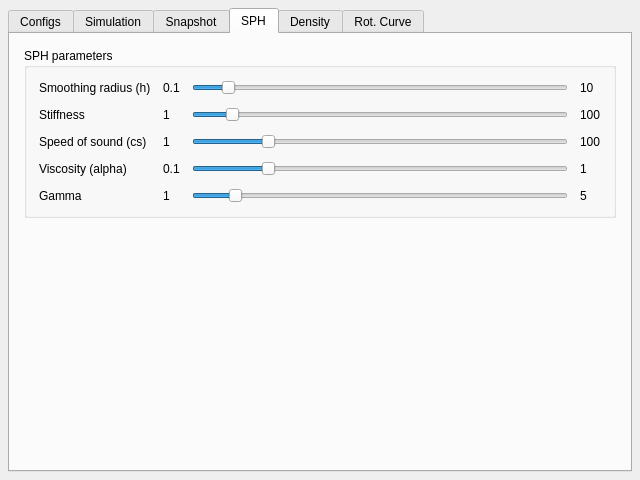
Qt form gui/designs/design.ui (FRIMIDOVO/Your-Universe) before a commit.
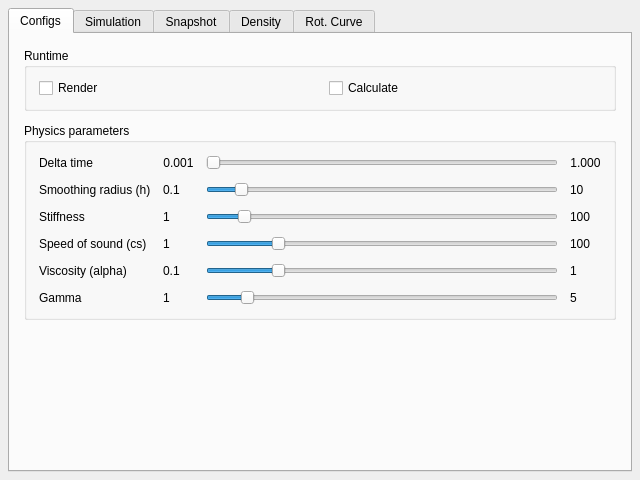
The same form after that commit. The open tabs and pages were chosen to show the change. Icons and pictures are not drawn.

Commit message: SpatialGrid on GPU (for SPH), some optimisation.

```diff
--- a/gui/designs/design.ui
+++ b/gui/designs/design.ui
@@ -130,6 +130,26 @@
            <property name="spacing">
             <number>12</number>
            </property>
+           <item row="5" column="0">
+            <widget class="QLabel" name="label_sph_gamma">
+             <property name="toolTip">
+              <string>Adiabatic index. It determines how sharply pressure rises when a medium is compressed.</string>
+             </property>
+             <property name="text">
+              <string>Gamma</string>
+             </property>
+            </widget>
+           </item>
+           <item row="2" column="0">
+            <widget class="QLabel" name="label_sph_stiffness">
+             <property name="toolTip">
+              <string>Determines the repulsive force between particles when the density deviates from its equilibrium state</string>
+             </property>
+             <property name="text">
+              <string>Stiffness</string>
+             </property>
+            </widget>
+           </item>
            <item row="0" column="0">
             <widget class="QLabel" name="label">
              <property name="toolTip">
@@ -143,16 +163,6 @@
              </property>
             </widget>
            </item>
-           <item row="0" column="1">
-            <widget class="QLabel" name="label_8">
-             <property name="text">
-              <string>0.001</string>
-             </property>
-             <property name="alignment">
-              <set>Qt::AlignCenter</set>
-             </property>
-            </widget>
-           </item>
            <item row="0" column="2">
             <widget class="QSlider" name="horizontalSlider_dt">
              <property name="minimum">
@@ -169,6 +179,48 @@
              </property>
             </widget>
            </item>
+           <item row="0" column="1">
+            <widget class="QLabel" name="label_8">
+             <property name="text">
+              <string>0.001</string>
+             </property>
+             <property name="alignment">
+              <set>Qt::AlignCenter</set>
+             </property>
+            </widget>
+           </item>
+           <item row="5" column="2">
+            <widget class="QSlider" name="horizontalSlider_gamma">
+             <property name="minimum">
+              <number>100</number>
+             </property>
+             <property name="maximum">
+              <number>500</number>
+             </property>
+             <property name="value">
+              <number>140</number>
+             </property>
+             <property name="orientation">
+              <enum>Qt::Horizontal</enum>
+             </property>
+            </widget>
+           </item>
+           <item row="1" column="2">
+            <widget class="QSlider" name="horizontalSlider_h">
+             <property name="minimum">
+              <number>1</number>
+             </property>
+             <property name="maximum">
+              <number>50</number>
+             </property>
+             <property name="value">
+              <number>5</number>
+             </property>
+             <property name="orientation">
+              <enum>Qt::Horizontal</enum>
+             </property>
+            </widget>
+           </item>
            <item row="0" column="3">
             <widget class="QLabel" name="label_9">
              <property name="text">
@@ -179,100 +231,151 @@
              </property>
             </widget>
            </item>
-           <item row="1" column="0">
-            <widget class="QLabel" name="label_2">
-             <property name="toolTip">
-              <string>Momentum conservation coefficient during collisions.
-0.00 — enable SPH (Smoothed Particle Hydrodynamics)</string>
-             </property>
+           <item row="2" column="1">
+            <widget class="QLabel" name="label_18">
              <property name="text">
-              <string>Elasticity</string>
+              <string>1</string>
              </property>
             </widget>
            </item>
            <item row="1" column="1">
-            <widget class="QLabel" name="label_6">
+            <widget class="QLabel" name="label_13">
              <property name="text">
-              <string>0.00</string>
-             </property>
-             <property name="alignment">
-              <set>Qt::AlignCenter</set>
+              <string>0.1</string>
              </property>
             </widget>
            </item>
-           <item row="1" column="2">
-            <widget class="QSlider" name="horizontalSlider_elasticity">
+           <item row="4" column="2">
+            <widget class="QSlider" name="horizontalSlider_alpha">
              <property name="minimum">
-              <number>0</number>
+              <number>1</number>
              </property>
              <property name="maximum">
               <number>100</number>
              </property>
-             <property name="pageStep">
-              <number>10</number>
-             </property>
              <property name="value">
-              <number>50</number>
+              <number>20</number>
              </property>
              <property name="orientation">
               <enum>Qt::Horizontal</enum>
              </property>
-             <property name="tickPosition">
-              <enum>QSlider::TicksAbove</enum>
+            </widget>
+           </item>
+           <item row="3" column="3">
+            <widget class="QLabel" name="label_23">
+             <property name="text">
+              <string>100</string>
+             </property>
+            </widget>
+           </item>
+           <item row="1" column="0">
+            <widget class="QLabel" name="label_sph_h">
+             <property name="toolTip">
+              <string>Neighbor search radius for pressure calculations</string>
+             </property>
+             <property name="text">
+              <string>Smoothing radius (h)</string>
+             </property>
+            </widget>
+           </item>
+           <item row="4" column="1">
+            <widget class="QLabel" name="label_24">
+             <property name="text">
+              <string>0.1</string>
+             </property>
+            </widget>
+           </item>
+           <item row="5" column="3">
+            <widget class="QLabel" name="label_27">
+             <property name="text">
+              <string>5</string>
+             </property>
+            </widget>
+           </item>
+           <item row="4" column="3">
+            <widget class="QLabel" name="label_25">
+             <property name="text">
+              <string>1</string>
+             </property>
+            </widget>
+           </item>
+           <item row="4" column="0">
+            <widget class="QLabel" name="label_sph_alpha">
+             <property name="toolTip">
+              <string>Coefficient of artificial viscosity, which influences the dissipation of matter.</string>
+             </property>
+             <property name="text">
+              <string>Viscosity (alpha)</string>
              </property>
             </widget>
            </item>
            <item row="1" column="3">
-            <widget class="QLabel" name="label_7">
+            <widget class="QLabel" name="label_15">
              <property name="text">
-              <string>1.00</string>
+              <string>10</string>
              </property>
-             <property name="alignment">
-              <set>Qt::AlignCenter</set>
-             </property>
             </widget>
            </item>
-           <item row="2" column="0">
-            <widget class="QLabel" name="label_3">
-             <property name="toolTip">
-              <string>Simplification factor for Barnes-Hut gravity calculation.
-0 — enables calculation on the graphics card (GPU)</string>
+           <item row="3" column="2">
+            <widget class="QSlider" name="horizontalSlider_cs">
+             <property name="minimum">
+              <number>1</number>
              </property>
-             <property name="text">
-              <string>Theta</string>
-             </property>
-            </widget>
-           </item>
-           <item row="2" column="1">
-            <widget class="QLabel" name="label_4">
-             <property name="text">
-              <string>0</string>
-             </property>
-             <property name="alignment">
-              <set>Qt::AlignCenter</set>
-             </property>
-            </widget>
-           </item>
-           <item row="2" column="2">
-            <widget class="QSlider" name="horizontalSlider_theta">
              <property name="maximum">
-              <number>10</number>
+              <number>100</number>
+             </property>
+             <property name="value">
+              <number>20</number>
              </property>
              <property name="orientation">
               <enum>Qt::Horizontal</enum>
              </property>
-             <property name="tickPosition">
-              <enum>QSlider::TicksAbove</enum>
+            </widget>
+           </item>
+           <item row="3" column="0">
+            <widget class="QLabel" name="label_sph_cs">
+             <property name="toolTip">
+              <string>Determines the speed of the medium's response to compression</string>
+             </property>
+             <property name="text">
+              <string>Speed of sound (cs)</string>
+             </property>
+            </widget>
+           </item>
+           <item row="3" column="1">
+            <widget class="QLabel" name="label_22">
+             <property name="text">
+              <string>1</string>
              </property>
             </widget>
            </item>
            <item row="2" column="3">
-            <widget class="QLabel" name="label_5">
+            <widget class="QLabel" name="label_21">
+             <property name="text">
+              <string>100</string>
+             </property>
+            </widget>
+           </item>
+           <item row="5" column="1">
+            <widget class="QLabel" name="label_26">
              <property name="text">
               <string>1</string>
              </property>
-             <property name="alignment">
-              <set>Qt::AlignCenter</set>
+            </widget>
+           </item>
+           <item row="2" column="2">
+            <widget class="QSlider" name="horizontalSlider_stiffness">
+             <property name="minimum">
+              <number>1</number>
+             </property>
+             <property name="maximum">
+              <number>100</number>
+             </property>
+             <property name="value">
+              <number>10</number>
+             </property>
+             <property name="orientation">
+              <enum>Qt::Horizontal</enum>
              </property>
             </widget>
            </item>
@@ -322,7 +425,7 @@
           <property name="title">
            <string>Particle settings</string>
           </property>
-          <layout class="QGridLayout" name="particleSettingsLayout" columnstretch="0,0,0,0">
+          <layout class="QGridLayout" name="particleSettingsLayout" columnstretch="0,0,0,0,0">
            <property name="leftMargin">
             <number>12</number>
            </property>
@@ -338,28 +441,14 @@
            <property name="spacing">
             <number>12</number>
            </property>
-           <item row="0" column="1">
-            <widget class="QLabel" name="label_19">
-             <property name="text">
-              <string>Baryons</string>
-             </property>
-            </widget>
-           </item>
-           <item row="0" column="2">
-            <widget class="QLabel" name="label_20">
-             <property name="text">
-              <string>Dark matter</string>
-             </property>
-            </widget>
-           </item>
-           <item row="1" column="0">
+           <item row="1" column="1">
             <widget class="QLabel" name="label_10">
              <property name="text">
               <string>Count</string>
              </property>
             </widget>
            </item>
-           <item row="1" column="1">
+           <item row="1" column="2">
             <widget class="QSpinBox" name="spinBox_b_count">
              <property name="maximum">
               <number>1000000</number>
@@ -372,43 +461,27 @@
              </property>
             </widget>
            </item>
-           <item row="1" column="2">
-            <widget class="QSpinBox" name="spinBox_dm_count">
-             <property name="maximum">
-              <number>1000000</number>
-             </property>
-             <property name="singleStep">
-              <number>500</number>
-             </property>
-             <property name="value">
-              <number>20000</number>
-             </property>
-            </widget>
-           </item>
-           <item row="2" column="0">
-            <widget class="QLabel" name="label_12">
-             <property name="text">
-              <string>Mass</string>
-             </property>
-            </widget>
-           </item>
-           <item row="2" column="1">
-            <widget class="QDoubleSpinBox" name="doubleSpinBox_b_mass">
+           <item row="3" column="2">
+            <widget class="QSpinBox" name="spinBox_b_spawn_r">
              <property name="minimum">
-              <double>0.010000000000000</double>
+              <number>1</number>
              </property>
              <property name="maximum">
-              <double>100.000000000000000</double>
-             </property>
-             <property name="singleStep">
-              <double>0.100000000000000</double>
+              <number>100</number>
              </property>
              <property name="value">
-              <double>1.000000000000000</double>
+              <number>25</number>
              </property>
             </widget>
            </item>
-           <item row="2" column="2">
+           <item row="4" column="1">
+            <widget class="QLabel" name="label_17">
+             <property name="text">
+              <string>Omega (rotation speed)</string>
+             </property>
+            </widget>
+           </item>
+           <item row="2" column="3">
             <widget class="QDoubleSpinBox" name="doubleSpinBox_dm_mass">
              <property name="minimum">
               <double>0.010000000000000</double>
@@ -424,20 +497,23 @@
              </property>
             </widget>
            </item>
-           <item row="3" column="0">
-            <widget class="QLabel" name="label_14">
-             <property name="text">
-              <string>Radius</string>
+           <item row="4" column="3">
+            <widget class="QSpinBox" name="spinBox_dm_omega">
+             <property name="minimum">
+              <number>-99</number>
+             </property>
+             <property name="value">
+              <number>1</number>
              </property>
             </widget>
            </item>
-           <item row="3" column="1">
-            <widget class="QDoubleSpinBox" name="doubleSpinBox_b_radius">
+           <item row="2" column="2">
+            <widget class="QDoubleSpinBox" name="doubleSpinBox_b_mass">
              <property name="minimum">
               <double>0.010000000000000</double>
              </property>
              <property name="maximum">
-              <double>10.000000000000000</double>
+              <double>100.000000000000000</double>
              </property>
              <property name="singleStep">
               <double>0.100000000000000</double>
@@ -447,60 +523,28 @@
              </property>
             </widget>
            </item>
-           <item row="3" column="2">
-            <widget class="QDoubleSpinBox" name="doubleSpinBox_dm_radius">
-             <property name="minimum">
-              <double>0.010000000000000</double>
-             </property>
-             <property name="maximum">
-              <double>10.000000000000000</double>
-             </property>
-             <property name="value">
-              <double>1.000000000000000</double>
+           <item row="2" column="1">
+            <widget class="QLabel" name="label_12">
+             <property name="text">
+              <string>Mass</string>
              </property>
             </widget>
            </item>
-           <item row="4" column="0">
+           <item row="3" column="1">
             <widget class="QLabel" name="label_16">
              <property name="text">
               <string>Spawn radius</string>
              </property>
             </widget>
            </item>
-           <item row="4" column="1">
-            <widget class="QSpinBox" name="spinBox_b_spawn_r">
-             <property name="minimum">
-              <number>1</number>
-             </property>
-             <property name="maximum">
-              <number>100</number>
-             </property>
-             <property name="value">
-              <number>25</number>
-             </property>
-            </widget>
-           </item>
-           <item row="4" column="2">
-            <widget class="QSpinBox" name="spinBox_dm_spawn_r">
-             <property name="minimum">
-              <number>1</number>
-             </property>
-             <property name="maximum">
-              <number>100</number>
-             </property>
-             <property name="value">
-              <number>25</number>
-             </property>
-            </widget>
-           </item>
-           <item row="5" column="0">
-            <widget class="QLabel" name="label_17">
+           <item row="0" column="2">
+            <widget class="QLabel" name="label_19">
              <property name="text">
-              <string>Omega (rotation speed)</string>
+              <string>Baryons</string>
              </property>
             </widget>
            </item>
-           <item row="5" column="1">
+           <item row="4" column="2">
             <widget class="QSpinBox" name="spinBox_b_omega">
              <property name="minimum">
               <number>-99</number>
@@ -510,23 +554,71 @@
              </property>
             </widget>
            </item>
-           <item row="5" column="2">
-            <widget class="QSpinBox" name="spinBox_dm_omega">
+           <item row="1" column="3">
+            <widget class="QSpinBox" name="spinBox_dm_count">
+             <property name="maximum">
+              <number>1000000</number>
+             </property>
+             <property name="singleStep">
+              <number>500</number>
+             </property>
+             <property name="value">
+              <number>20000</number>
+             </property>
+            </widget>
+           </item>
+           <item row="3" column="4">
+            <spacer name="horizontalSpacer">
+             <property name="orientation">
+              <enum>Qt::Horizontal</enum>
+             </property>
+             <property name="sizeType">
+              <enum>QSizePolicy::Preferred</enum>
+             </property>
+             <property name="sizeHint" stdset="0">
+              <size>
+               <width>40</width>
+               <height>20</height>
+              </size>
+             </property>
+            </spacer>
+           </item>
+           <item row="3" column="3">
+            <widget class="QSpinBox" name="spinBox_dm_spawn_r">
              <property name="minimum">
-              <number>-99</number>
-             </property>
-             <property name="value">
               <number>1</number>
              </property>
+             <property name="maximum">
+              <number>100</number>
+             </property>
+             <property name="value">
+              <number>25</number>
+             </property>
             </widget>
            </item>
-           <item row="3" column="3">
-            <widget class="QLabel" name="label_11">
+           <item row="0" column="3">
+            <widget class="QLabel" name="label_20">
              <property name="text">
-              <string>for DM doesn't matter</string>
+              <string>Dark matter</string>
              </property>
             </widget>
            </item>
+           <item row="3" column="0">
+            <spacer name="horizontalSpacer_2">
+             <property name="orientation">
+              <enum>Qt::Horizontal</enum>
+             </property>
+             <property name="sizeType">
+              <enum>QSizePolicy::Preferred</enum>
+             </property>
+             <property name="sizeHint" stdset="0">
+              <size>
+               <width>40</width>
+               <height>20</height>
+              </size>
+             </property>
+            </spacer>
+           </item>
           </layout>
          </widget>
         </item>
@@ -842,268 +934,6 @@
         </item>
        </layout>
       </widget>
-      <widget class="QWidget" name="tab_sph">
-       <attribute name="title">
-        <string>SPH</string>
-       </attribute>
-       <layout class="QVBoxLayout" name="sphLayout">
-        <property name="spacing">
-         <number>12</number>
-        </property>
-        <property name="leftMargin">
-         <number>14</number>
-        </property>
-        <property name="topMargin">
-         <number>14</number>
-        </property>
-        <property name="rightMargin">
-         <number>14</number>
-        </property>
-        <property name="bottomMargin">
-         <number>14</number>
-        </property>
-        <item>
-         <widget class="QGroupBox" name="groupBox_sph">
-          <property name="title">
-           <string>SPH parameters</string>
-          </property>
-          <layout class="QGridLayout" name="gridLayout_sph" columnstretch="0,0,0,0">
-           <property name="leftMargin">
-            <number>12</number>
-           </property>
-           <property name="topMargin">
-            <number>12</number>
-           </property>
-           <property name="rightMargin">
-            <number>12</number>
-           </property>
-           <property name="bottomMargin">
-            <number>12</number>
-           </property>
-           <property name="spacing">
-            <number>12</number>
-           </property>
-           <item row="0" column="0">
-            <widget class="QLabel" name="label_sph_h">
-             <property name="toolTip">
-              <string>Neighbor search radius for pressure calculations</string>
-             </property>
-             <property name="text">
-              <string>Smoothing radius (h)</string>
-             </property>
-            </widget>
-           </item>
-           <item row="0" column="3">
-            <widget class="QLabel" name="label_15">
-             <property name="text">
-              <string>10</string>
-             </property>
-            </widget>
-           </item>
-           <item row="4" column="3">
-            <widget class="QLabel" name="label_27">
-             <property name="text">
-              <string>5</string>
-             </property>
-            </widget>
-           </item>
-           <item row="4" column="0">
-            <widget class="QLabel" name="label_sph_gamma">
-             <property name="toolTip">
-              <string>Adiabatic index. It determines how sharply pressure rises when a medium is compressed.</string>
-             </property>
-             <property name="text">
-              <string>Gamma</string>
-             </property>
-            </widget>
-           </item>
-           <item row="2" column="2">
-            <widget class="QSlider" name="horizontalSlider_cs">
-             <property name="minimum">
-              <number>1</number>
-             </property>
-             <property name="maximum">
-              <number>100</number>
-             </property>
-             <property name="value">
-              <number>20</number>
-             </property>
-             <property name="orientation">
-              <enum>Qt::Horizontal</enum>
-             </property>
-            </widget>
-           </item>
-           <item row="2" column="0">
-            <widget class="QLabel" name="label_sph_cs">
-             <property name="toolTip">
-              <string>Determines the speed of the medium's response to compression</string>
-             </property>
-             <property name="text">
-              <string>Speed of sound (cs)</string>
-             </property>
-            </widget>
-           </item>
-           <item row="4" column="2">
-            <widget class="QSlider" name="horizontalSlider_gamma">
-             <property name="minimum">
-              <number>100</number>
-             </property>
-             <property name="maximum">
-              <number>500</number>
-             </property>
-             <property name="value">
-              <number>140</number>
-             </property>
-             <property name="orientation">
-              <enum>Qt::Horizontal</enum>
-             </property>
-            </widget>
-           </item>
-           <item row="4" column="1">
-            <widget class="QLabel" name="label_26">
-             <property name="text">
-              <string>1</string>
-             </property>
-            </widget>
-           </item>
-           <item row="2" column="1">
-            <widget class="QLabel" name="label_22">
-             <property name="text">
-              <string>1</string>
-             </property>
-            </widget>
-           </item>
-           <item row="1" column="0">
-            <widget class="QLabel" name="label_sph_stiffness">
-             <property name="toolTip">
-              <string>Determines the repulsive force between particles when the density deviates from its equilibrium state</string>
-             </property>
-             <property name="text">
-              <string>Stiffness</string>
-             </property>
-            </widget>
-           </item>
-           <item row="2" column="3">
-            <widget class="QLabel" name="label_23">
-             <property name="text">
-              <string>100</string>
-             </property>
-            </widget>
-           </item>
-           <item row="1" column="1">
-            <widget class="QLabel" name="label_18">
-             <property name="text">
-              <string>1</string>
-             </property>
-            </widget>
-           </item>
-           <item row="3" column="0">
-            <widget class="QLabel" name="label_sph_alpha">
-             <property name="toolTip">
-              <string>Coefficient of artificial viscosity, which influences the dissipation of matter.</string>
-             </property>
-             <property name="text">
-              <string>Viscosity (alpha)</string>
-             </property>
-            </widget>
-           </item>
-           <item row="3" column="2">
-            <widget class="QSlider" name="horizontalSlider_alpha">
-             <property name="minimum">
-              <number>1</number>
-             </property>
-             <property name="maximum">
-              <number>100</number>
-             </property>
-             <property name="value">
-              <number>20</number>
-             </property>
-             <property name="orientation">
-              <enum>Qt::Horizontal</enum>
-             </property>
-            </widget>
-           </item>
-           <item row="1" column="3">
-            <widget class="QLabel" name="label_21">
-             <property name="text">
-              <string>100</string>
-             </property>
-            </widget>
-           </item>
-           <item row="0" column="2">
-            <widget class="QSlider" name="horizontalSlider_h">
-             <property name="minimum">
-              <number>1</number>
-             </property>
-             <property name="maximum">
-              <number>50</number>
-             </property>
-             <property name="value">
-              <number>5</number>
-             </property>
-             <property name="orientation">
-              <enum>Qt::Horizontal</enum>
-             </property>
-            </widget>
-           </item>
-           <item row="3" column="3">
-            <widget class="QLabel" name="label_25">
-             <property name="text">
-              <string>1</string>
-             </property>
-            </widget>
-           </item>
-           <item row="3" column="1">
-            <widget class="QLabel" name="label_24">
-             <property name="text">
-              <string>0.1</string>
-             </property>
-            </widget>
-           </item>
-           <item row="0" column="1">
-            <widget class="QLabel" name="label_13">
-             <property name="text">
-              <string>0.1</string>
-             </property>
-            </widget>
-           </item>
-           <item row="1" column="2">
-            <widget class="QSlider" name="horizontalSlider_stiffness">
-             <property name="minimum">
-              <number>1</number>
-             </property>
-             <property name="maximum">
-              <number>100</number>
-             </property>
-             <property name="value">
-              <number>10</number>
-             </property>
-             <property name="orientation">
-              <enum>Qt::Horizontal</enum>
-             </property>
-            </widget>
-           </item>
-          </layout>
-         </widget>
-        </item>
-        <item>
-         <spacer name="verticalSpacer_sph_bottom">
-          <property name="orientation">
-           <enum>Qt::Vertical</enum>
-          </property>
-          <property name="sizeType">
-           <enum>QSizePolicy::Expanding</enum>
-          </property>
-          <property name="sizeHint" stdset="0">
-           <size>
-            <width>20</width>
-            <height>40</height>
-           </size>
-          </property>
-         </spacer>
-        </item>
-       </layout>
-      </widget>
       <widget class="QWidget" name="density_graph">
        <attribute name="title">
         <string>Density</string>
```
The commit also changes 37 other files.
